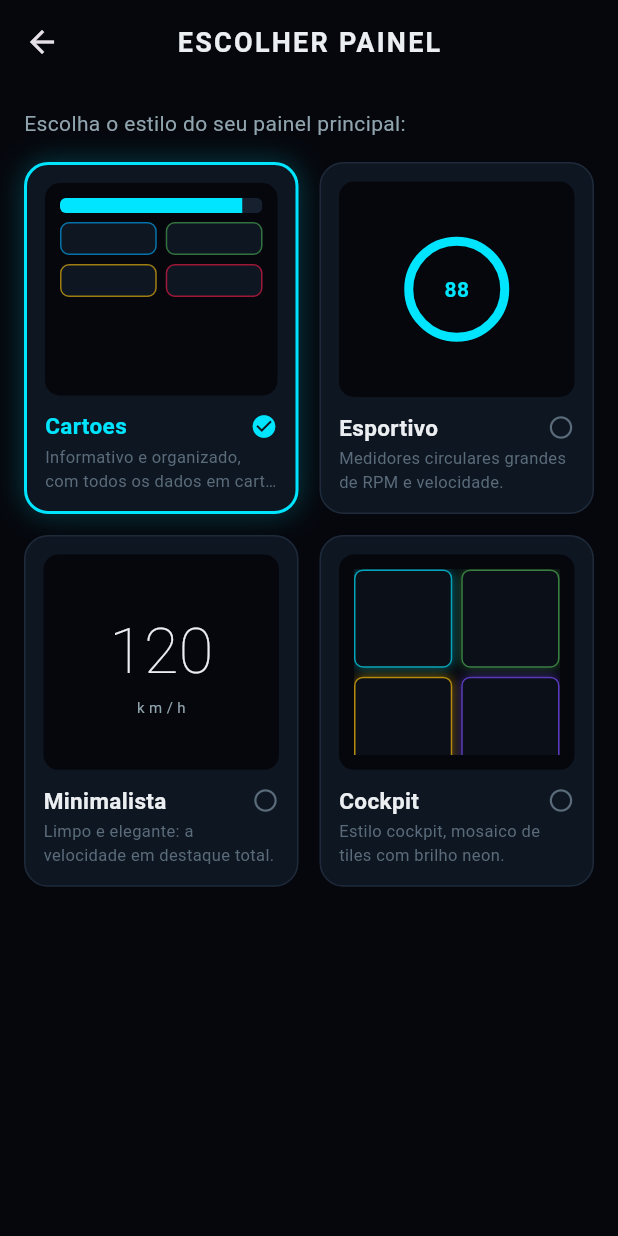
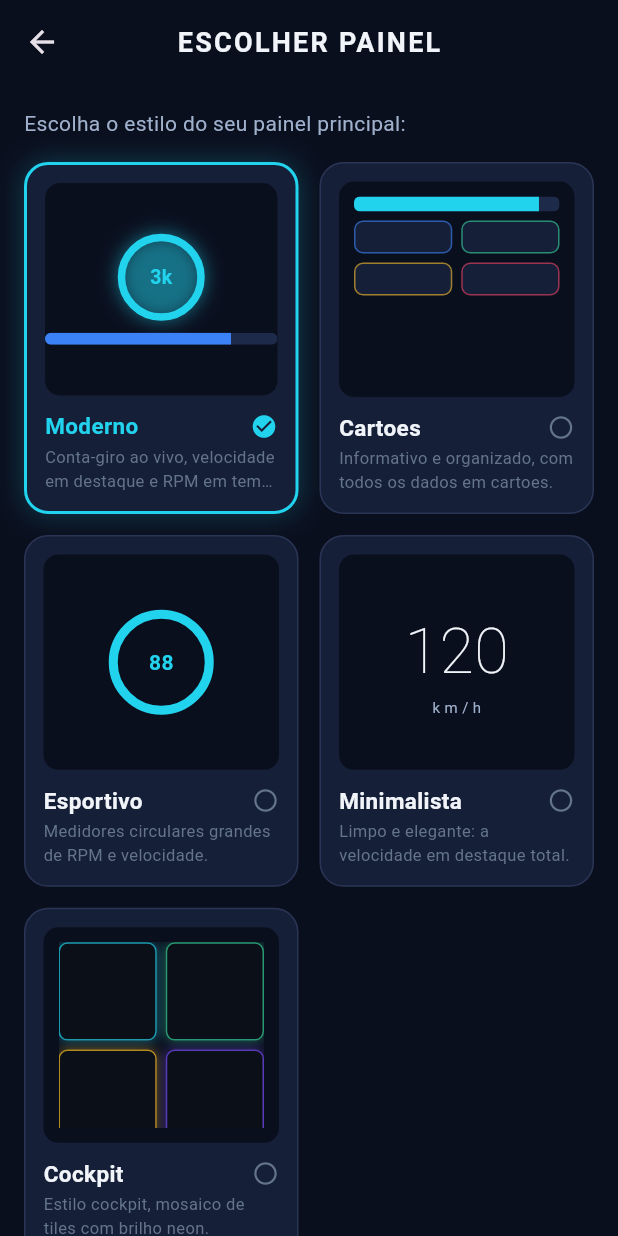
Before and after one commit to Ananiastargino02/A-o-, a Flutter app: the HomeShell screen opened directly, after a tap on the "tune" icon, on a phone screen of 412 x 824 dp. Run offline on Flutter 3.47's test engine with Material 3 defaults, Android fonts, the phone set to English and light mode, and no system bars; our stand-ins replace fl_chart, flutter_blue_plus, image_picker, shared_preferences; accounts and stored records are empty.

Commit message:
App: painel Moderno (conta-giro ao vivo + velocidade), cores modernas, dados por carro
- Novo painel padrao 'Moderno': conta-giro (tacometro) grande AO VIVO, card de
  velocidade em destaque, tiles de temp/combustivel/bateria/odometro e grafico
  de RPM em tempo real. Reativo (context.watch) -> RPM e velocidade atualizam.
- Tema modernizado: fundo em gradiente navy (sem preto chapado) + acentos
  vibrantes (ciano/violeta), cartoes arredondados, navbar estilizada.
- Dados POR CARRO (CarScope): perfil, manutencao, consertos, velocidade e
  consumo ficam com a etiqueta do carro ativo. 'Trocar de carro' zera tudo e
  comeca do zero -> nunca embola os dados entre carros.

```diff
--- a/app_flutter/lib/main.dart
+++ b/app_flutter/lib/main.dart
@@ -3,6 +3,7 @@ import 'package:provider/provider.dart';
 import 'theme.dart';
 import 'ble/ble_service.dart';
 import 'state/app_settings.dart';
+import 'storage/car_scope.dart';
 import 'screens/scan_screen.dart';
 import 'screens/dashboard_screen.dart';
 import 'screens/maintenance_screen.dart';
@@ -10,8 +11,9 @@ import 'screens/repairs_screen.dart';
 import 'screens/dtc_screen.dart';
 import 'screens/profile_screen.dart';
 
-void main() {
+void main() async {
   WidgetsFlutterBinding.ensureInitialized();
+  await CarScope.init();   // carrega o carro ativo (dados sao separados por carro)
   runApp(const VeicanApp());
 }
 
--- a/app_flutter/lib/models/dashboard_style.dart
+++ b/app_flutter/lib/models/dashboard_style.dart
@@ -1,10 +1,11 @@
 import 'package:flutter/material.dart';
 
-/// Os 4 estilos de painel principal que o usuario pode escolher.
-enum DashboardStyle { cards, sport, minimal, cockpit }
+/// Os estilos de painel principal que o usuario pode escolher.
+enum DashboardStyle { modern, cards, sport, minimal, cockpit }
 
 extension DashboardStyleX on DashboardStyle {
   String get nome => switch (this) {
+        DashboardStyle.modern => 'Moderno',
         DashboardStyle.cards => 'Cartoes',
         DashboardStyle.sport => 'Esportivo',
         DashboardStyle.minimal => 'Minimalista',
@@ -12,6 +13,7 @@ extension DashboardStyleX on DashboardStyle {
       };
 
   String get descricao => switch (this) {
+        DashboardStyle.modern => 'Conta-giro ao vivo, velocidade em destaque e RPM em tempo real.',
         DashboardStyle.cards => 'Informativo e organizado, com todos os dados em cartoes.',
         DashboardStyle.sport => 'Medidores circulares grandes de RPM e velocidade.',
         DashboardStyle.minimal => 'Limpo e elegante: a velocidade em destaque total.',
@@ -19,6 +21,7 @@ extension DashboardStyleX on DashboardStyle {
       };
 
   IconData get icone => switch (this) {
+        DashboardStyle.modern => Icons.auto_awesome,
         DashboardStyle.cards => Icons.dashboard_outlined,
         DashboardStyle.sport => Icons.speed,
         DashboardStyle.minimal => Icons.filter_center_focus,
@@ -29,5 +32,5 @@ extension DashboardStyleX on DashboardStyle {
 
   static DashboardStyle fromChave(String? s) =>
       DashboardStyle.values.firstWhere((e) => e.name == s,
-          orElse: () => DashboardStyle.cards);
+          orElse: () => DashboardStyle.modern);
 }
--- a/app_flutter/lib/screens/dashboard_picker_screen.dart
+++ b/app_flutter/lib/screens/dashboard_picker_screen.dart
@@ -103,6 +103,27 @@ class DashboardPickerScreen extends StatelessWidget {
   /// Mini ilustracao de cada estilo (so decorativa).
   Widget _preview(DashboardStyle e) {
     switch (e) {
+      case DashboardStyle.modern:
+        return Center(
+          child: Column(
+            mainAxisAlignment: MainAxisAlignment.center,
+            children: [
+              Container(
+                width: 58,
+                height: 58,
+                decoration: BoxDecoration(
+                  shape: BoxShape.circle,
+                  border: Border.all(color: VColors.cyan, width: 5),
+                  boxShadow: [BoxShadow(color: VColors.cyan.withValues(alpha: 0.5), blurRadius: 10)],
+                ),
+                child: const Center(
+                    child: Text('3k', style: TextStyle(color: VColors.cyan, fontWeight: FontWeight.bold, fontSize: 13))),
+              ),
+              const SizedBox(height: 8),
+              _bar(VColors.blue, 0.8, h: 8),
+            ],
+          ),
+        );
       case DashboardStyle.cards:
         return Padding(
           padding: const EdgeInsets.all(10),
--- a/app_flutter/lib/screens/dashboard_screen.dart
+++ b/app_flutter/lib/screens/dashboard_screen.dart
@@ -4,6 +4,7 @@ import '../ble/ble_service.dart';
 import '../models/dashboard_style.dart';
 import '../state/app_settings.dart';
 import '../theme.dart';
+import 'dashboards/dash_modern.dart';
 import 'dashboards/dash_cards.dart';
 import 'dashboards/dash_sport.dart';
 import 'dashboards/dash_minimal.dart';
@@ -43,14 +44,17 @@ class DashboardScreen extends StatelessWidget {
           ),
         ],
       ),
-      body: d == null
+      body: VBackground(
+        child: d == null
             ? const Center(child: CircularProgressIndicator(color: VColors.cyan))
             : switch (estilo) {
+                DashboardStyle.modern => DashModern(d, ble),
                 DashboardStyle.cards => DashCards(d, ble),
                 DashboardStyle.sport => DashSport(d, ble),
                 DashboardStyle.minimal => DashMinimal(d, ble),
                 DashboardStyle.cockpit => DashCockpit(d, ble),
               },
+      ),
     );
   }
 
--- a/app_flutter/lib/screens/profile_screen.dart
+++ b/app_flutter/lib/screens/profile_screen.dart
@@ -49,6 +49,39 @@ class _ProfileScreenState extends State<ProfileScreen> {
     FocusScope.of(context).unfocus();
   }
 
+  Future<void> _trocarCarro() async {
+    final ok = await showDialog<bool>(
+      context: context,
+      builder: (_) => AlertDialog(
+        backgroundColor: VColors.card,
+        title: const Text('Trocar de carro?'),
+        content: const Text(
+            'Isso apaga TODOS os dados do carro atual (perfil, manutencao, '
+            'consertos, velocidade e consumo) e comeca um novo do zero.\n\n'
+            'Use quando instalar o VEICAN em outro carro.'),
+        actions: [
+          TextButton(onPressed: () => Navigator.pop(context, false), child: const Text('Cancelar')),
+          FilledButton(
+            style: FilledButton.styleFrom(backgroundColor: VColors.amber, foregroundColor: Colors.black),
+            onPressed: () => Navigator.pop(context, true),
+            child: const Text('Trocar e zerar'),
+          ),
+        ],
+      ),
+    );
+    if (ok != true) return;
+    await context.read<BleService>().trocarCarro();
+    _nome.clear();
+    _marca.clear();
+    _modelo.clear();
+    _ano.clear();
+    if (!mounted) return;
+    setState(() {});
+    ScaffoldMessenger.of(context).showSnackBar(const SnackBar(
+        content: Text('Carro novo. Cadastre os dados do carro atual.'),
+        backgroundColor: VColors.cardHi));
+  }
+
   @override
   void dispose() {
     _nome.dispose();
@@ -78,6 +111,18 @@ class _ProfileScreenState extends State<ProfileScreen> {
             onPressed: _salvar,
             icon: const Icon(Icons.save_outlined),
             label: const Text('SALVAR'),
+          ),
+          const SizedBox(height: 10),
+          OutlinedButton.icon(
+            onPressed: _trocarCarro,
+            style: OutlinedButton.styleFrom(
+              foregroundColor: VColors.amber,
+              side: const BorderSide(color: VColors.amber),
+              padding: const EdgeInsets.symmetric(vertical: 14),
+              shape: RoundedRectangleBorder(borderRadius: BorderRadius.circular(14)),
+            ),
+            icon: const Icon(Icons.swap_horiz),
+            label: const Text('TROCAR DE CARRO (zera tudo)'),
           ),
           const SizedBox(height: 28),
           const Text('APARELHO',
--- a/app_flutter/lib/state/app_settings.dart
+++ b/app_flutter/lib/state/app_settings.dart
@@ -6,7 +6,7 @@ import '../models/dashboard_style.dart';
 class AppSettings extends ChangeNotifier {
   static const _kDash = 'dash_style';
 
-  DashboardStyle _dash = DashboardStyle.cards;
+  DashboardStyle _dash = DashboardStyle.modern;
   DashboardStyle get dash => _dash;
 
   AppSettings() {
--- /dev/null
+++ b/app_flutter/lib/storage/car_scope.dart
@@ -0,0 +1,44 @@
+import 'package:shared_preferences/shared_preferences.dart';
+
+/// Escopo do CARRO ATIVO.
+///
+/// Tudo que o app salva (perfil, manutencao, consertos, velocidade, consumo)
+/// usa uma chave que termina com o ID do carro ativo. Ao TROCAR de carro, gera
+/// um ID novo e apaga os dados do anterior -> os dados nunca "embolam" entre
+/// carros; fica so o do carro cadastrado.
+class CarScope {
+  static const _kActive = 'active_car_id';
+  static String _id = 'default';
+
+  static String get id => _id;
+
+  /// Carrega o carro ativo (cria um ID na primeira vez). Chame no boot do app.
+  static Future<void> init() async {
+    final p = await SharedPreferences.getInstance();
+    var id = p.getString(_kActive);
+    if (id == null || id.isEmpty) {
+      id = _novoId();
+      await p.setString(_kActive, id);
+    }
+    _id = id;
+  }
+
+  /// Prefixo/etiqueta do carro numa chave base.
+  static String key(String base) => '${base}__$_id';
+
+  static String _novoId() =>
+      'c${DateTime.now().millisecondsSinceEpoch.toRadixString(36)}';
+
+  /// Troca para um carro NOVO: apaga TODOS os dados do carro atual
+  /// (chaves terminadas em __<id>) e ativa um ID novo e vazio.
+  static Future<void> trocarCarro() async {
+    final p = await SharedPreferences.getInstance();
+    final sufixo = '__$_id';
+    for (final k in p.getKeys().where((k) => k.endsWith(sufixo)).toList()) {
+      await p.remove(k);
+    }
+    final novo = _novoId();
+    await p.setString(_kActive, novo);
+    _id = novo;
+  }
+}
--- a/app_flutter/lib/storage/consumption_store.dart
+++ b/app_flutter/lib/storage/consumption_store.dart
@@ -1,8 +1,9 @@
 import 'dart:convert';
 import 'package:shared_preferences/shared_preferences.dart';
+import 'car_scope.dart';
 
 /// Registra o CONSUMO de combustivel a partir do hodometro (km) e do nivel do
-/// tanque (%) que o aparelho manda no STATUS.
+/// tanque (%) que o aparelho manda no STATUS. Dados POR CARRO (CarScope).
 ///
 /// O VEICAN nao le vazao direta, entao o consumo e ESTIMADO:
 ///   litros gastos = (% de tanque gasto / 100) x capacidade do tanque
@@ -10,15 +11,24 @@ import 'package:shared_preferences/shared_preferences.dart';
 ///
 /// Reabastecimento e detectado quando o nivel SOBE (nesse passo nao conta gasto).
 class ConsumptionStore {
-  static const _kDaily = 'consumo_daily_v1';
-  static const _kState = 'consumo_state_v1';
-  static const _kTank = 'consumo_tank_l';
+  static String get _kDaily => CarScope.key('consumo_daily_v1');
+  static String get _kState => CarScope.key('consumo_state_v1');
+  static String get _kTank => CarScope.key('consumo_tank_l');
 
   final Map<String, _Dia> _daily = {};
   int _lastKm = -1;
   int _lastFuel = -1;
   double tankLiters = 50; // capacidade do tanque em litros (editavel)
   bool _loaded = false;
+
+  /// Zera o cache em memoria (usar ao TROCAR de carro).
+  void reset() {
+    _daily.clear();
+    _lastKm = -1;
+    _lastFuel = -1;
+    tankLiters = 50;
+    _loaded = false;
+  }
 
   Future<void> _ensure() async {
     if (_loaded) return;
--- a/app_flutter/lib/storage/repair_store.dart
+++ b/app_flutter/lib/storage/repair_store.dart
@@ -3,10 +3,12 @@ import 'dart:io';
 import 'package:path_provider/path_provider.dart';
 import 'package:shared_preferences/shared_preferences.dart';
 import '../models/repair.dart';
+import 'car_scope.dart';
 
 /// Persistencia dos consertos (metadados no shared_preferences, fotos em arquivo).
+/// A LISTA de consertos e POR CARRO (CarScope).
 class RepairStore {
-  static const _kRepairs = 'repairs_v1';
+  static String get _kRepairs => CarScope.key('repairs_v1');
 
   Future<List<RepairRecord>> load() async {
     final p = await SharedPreferences.getInstance();
--- a/app_flutter/lib/storage/speed_store.dart
+++ b/app_flutter/lib/storage/speed_store.dart
@@ -1,12 +1,20 @@
 import 'dart:convert';
 import 'package:shared_preferences/shared_preferences.dart';
+import 'car_scope.dart';
 
 /// Guarda a VELOCIDADE MAXIMA de cada dia (km/h), pra montar o historico
 /// e o recorde. Chave = "yyyy-MM-dd", valor = maior velocidade do dia.
+/// Os dados sao POR CARRO (CarScope).
 class SpeedStore {
-  static const _k = 'speed_daily_v1';
+  static String get _k => CarScope.key('speed_daily_v1');
   Map<String, int> _daily = {};
   bool _loaded = false;
+
+  /// Zera o cache em memoria (usar ao TROCAR de carro).
+  void reset() {
+    _daily = {};
+    _loaded = false;
+  }
 
   Future<void> _ensure() async {
     if (_loaded) return;
--- a/app_flutter/lib/theme.dart
+++ b/app_flutter/lib/theme.dart
@@ -1,20 +1,48 @@
 import 'package:flutter/material.dart';
 
-/// Paleta e tema do VEICAN (escuro, estilo painel automotivo).
+/// Paleta e tema do VEICAN — visual moderno (navy profundo + acentos vibrantes),
+/// nada de preto chapado. Os nomes de cor sao os mesmos de antes (compatibilidade).
 class VColors {
-  static const bg = Color(0xFF05070D);
-  static const card = Color(0xFF0E1622);
-  static const cardHi = Color(0xFF16202F);
-  static const line = Color(0xFF1E2A3A);
-  static const cyan = Color(0xFF00E5FF);
-  static const blue = Color(0xFF00B0FF);
-  static const green = Color(0xFF4CAF50);
-  static const amber = Color(0xFFFFC107);
-  static const red = Color(0xFFFF1744);
-  static const orange = Color(0xFFFF9800);
-  static const textHi = Color(0xFFECEFF1);
-  static const textDim = Color(0xFF90A4AE);
-  static const textFaint = Color(0xFF5A6B7A);
+  // fundo em gradiente (topo -> base)
+  static const bg = Color(0xFF0A0F1E);     // base
+  static const bg2 = Color(0xFF111A33);    // topo do gradiente (azul mais vivo)
+  static const card = Color(0xFF161F38);   // superficie dos cartoes
+  static const cardHi = Color(0xFF1E2A49);
+  static const line = Color(0xFF2A3556);
+
+  // acentos vibrantes
+  static const cyan = Color(0xFF22D3EE);
+  static const blue = Color(0xFF3B82F6);
+  static const violet = Color(0xFF8B5CF6);
+  static const green = Color(0xFF34D399);
+  static const amber = Color(0xFFFBBF24);
+  static const orange = Color(0xFFFB923C);
+  static const red = Color(0xFFF43F5E);
+  static const pink = Color(0xFFEC4899);
+
+  static const textHi = Color(0xFFF1F5F9);
+  static const textDim = Color(0xFF9FB0CC);
+  static const textFaint = Color(0xFF64748B);
+
+  /// Gradiente de fundo padrao do app.
+  static const scaffoldGradient = LinearGradient(
+    begin: Alignment.topCenter,
+    end: Alignment.bottomCenter,
+    colors: [bg2, bg],
+  );
+}
+
+/// Container com o gradiente de fundo do app (use como `body`).
+class VBackground extends StatelessWidget {
+  final Widget child;
+  const VBackground({super.key, required this.child});
+  @override
+  Widget build(BuildContext context) {
+    return Container(
+      decoration: const BoxDecoration(gradient: VColors.scaffoldGradient),
+      child: child,
+    );
+  }
 }
 
 ThemeData veicanTheme() {
@@ -23,18 +51,19 @@ ThemeData veicanTheme() {
     scaffoldBackgroundColor: VColors.bg,
     colorScheme: base.colorScheme.copyWith(
       primary: VColors.cyan,
-      secondary: VColors.blue,
+      secondary: VColors.violet,
       surface: VColors.card,
       error: VColors.red,
     ),
     appBarTheme: const AppBarTheme(
-      backgroundColor: VColors.bg,
+      backgroundColor: Colors.transparent,
+      surfaceTintColor: Colors.transparent,
       elevation: 0,
       centerTitle: true,
       titleTextStyle: TextStyle(
         color: VColors.textHi,
         fontSize: 18,
-        fontWeight: FontWeight.w600,
+        fontWeight: FontWeight.w700,
         letterSpacing: 1.5,
       ),
     ),
@@ -42,16 +71,24 @@ ThemeData veicanTheme() {
       color: VColors.card,
       elevation: 0,
       shape: RoundedRectangleBorder(
-        borderRadius: BorderRadius.circular(16),
+        borderRadius: BorderRadius.circular(18),
         side: const BorderSide(color: VColors.line),
+      ),
+    ),
+    navigationBarTheme: NavigationBarThemeData(
+      backgroundColor: VColors.card,
+      indicatorColor: VColors.cyan.withValues(alpha: 0.16),
+      labelTextStyle: WidgetStateProperty.all(
+        const TextStyle(fontSize: 11, color: VColors.textDim),
       ),
     ),
     filledButtonTheme: FilledButtonThemeData(
       style: FilledButton.styleFrom(
         backgroundColor: VColors.cyan,
-        foregroundColor: Colors.black,
-        shape: RoundedRectangleBorder(borderRadius: BorderRadius.circular(12)),
+        foregroundColor: const Color(0xFF05122B),
+        shape: RoundedRectangleBorder(borderRadius: BorderRadius.circular(14)),
         padding: const EdgeInsets.symmetric(horizontal: 20, vertical: 14),
+        textStyle: const TextStyle(fontWeight: FontWeight.w700, letterSpacing: 0.5),
       ),
     ),
   );
```
Also changed, not shown: app_flutter/lib/ble/ble_service.dart (+14 -0 lines), app_flutter/lib/screens/dashboards/dash_modern.dart (added, +180 -0 lines), app_flutter/lib/storage/local_store.dart (+5 -3 lines). Lines whose indentation alone changed are shown as unchanged.
